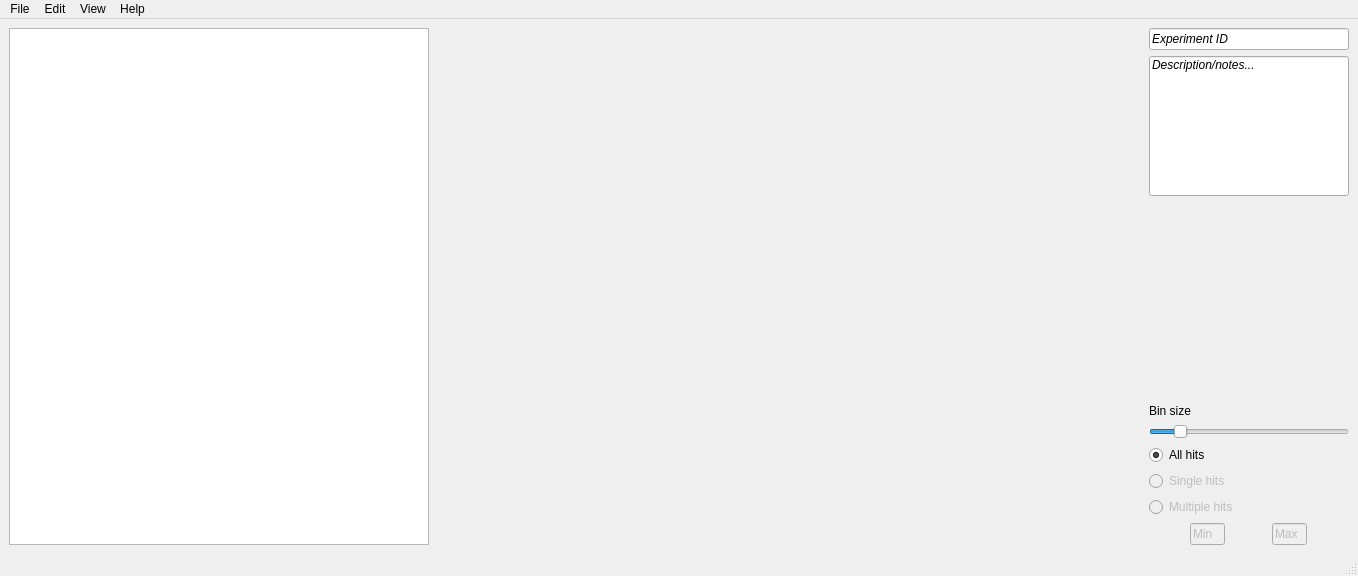
This is mainwindow.ui in tanosaur/massreproduction as Qt 5 draws it before an edit. The edited form follows.
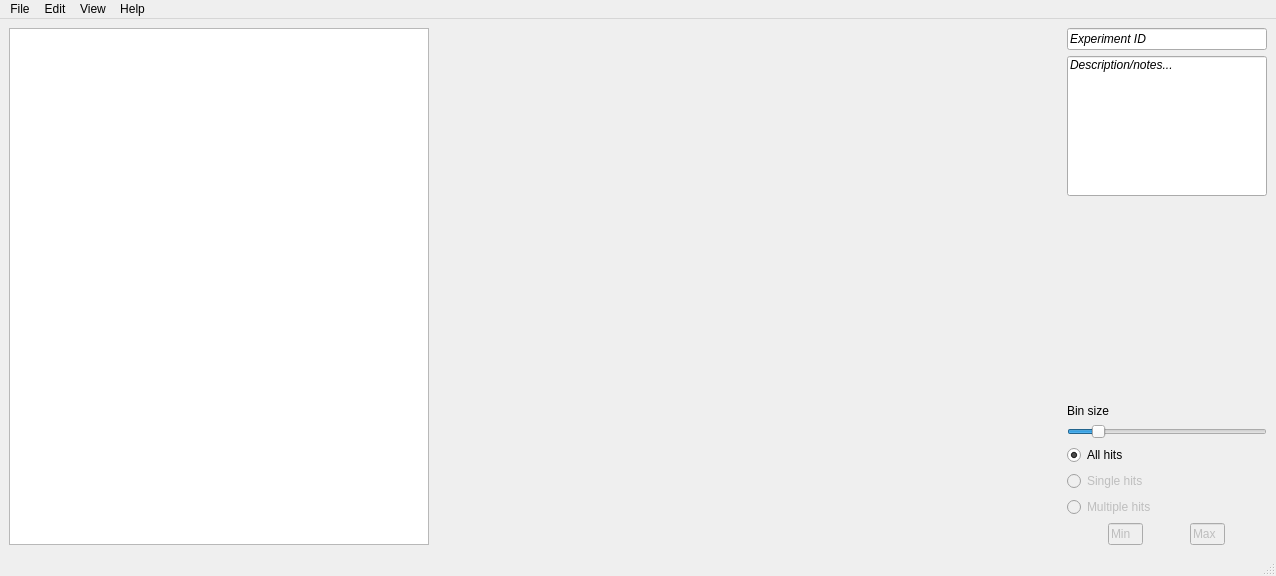
This is the edited form. Icons and pictures are not drawn.

Diff of the .ui file:
```diff
--- a/mainwindow.ui
+++ b/mainwindow.ui
@@ -6,7 +6,7 @@
    <rect>
     <x>0</x>
     <y>0</y>
-    <width>1358</width>
+    <width>1276</width>
     <height>576</height>
    </rect>
   </property>
@@ -332,7 +332,7 @@
     <rect>
      <x>0</x>
      <y>0</y>
-     <width>1358</width>
+     <width>1276</width>
      <height>22</height>
     </rect>
    </property>
```
Left out of the diff: 9 changed lines with no effect on the pictures.
